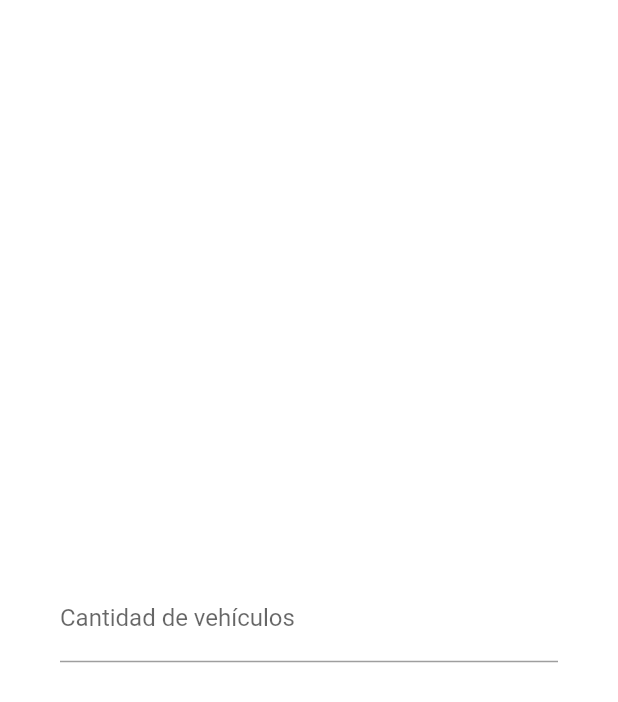
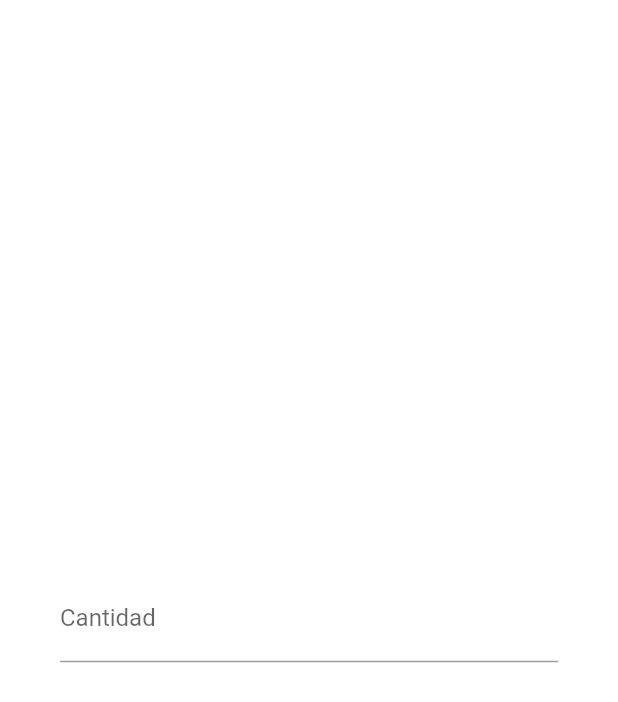
Before and after one commit to lissavcasas/inputs_form, a Flutter app: the screen it shows after launch, on a phone screen of 412 x 824 dp. Shown: the top 702 px of the screen. Run offline on Flutter 3.47's test engine with Material 2 defaults, Android fonts, the phone set to English and light mode, and no system bars; our stand-ins replace flutter_datetime_picker; missing offline and left inert: searchable_dropdown.

Commit message:
upgrade readme

```diff
--- a/lib/main.dart
+++ b/lib/main.dart
@@ -31,7 +31,7 @@ class HomePageState extends State<HomePage> {
             mainAxisAlignment: MainAxisAlignment.center,
             children: <Widget>[
               new TextField(
-                decoration: new InputDecoration(labelText: "Cantidad de vehículos"),
+                decoration: new InputDecoration(labelText: "Cantidad"),
                 keyboardType: TextInputType.number,
                 inputFormatters: <TextInputFormatter>[
                   WhitelistingTextInputFormatter.digitsOnly
```
Also changed, not shown: 1 other file.
